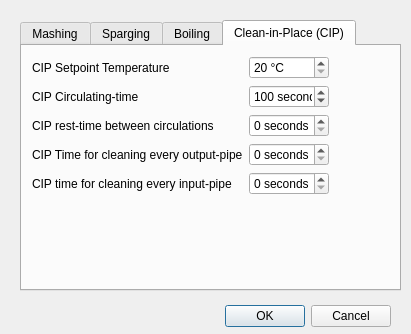
Emile666/Ebrew_Qt, file dialogbrewdaysettings.ui: the form before one commit.
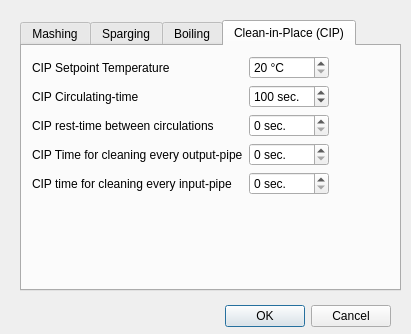
The form after the commit. The open tabs and pages were chosen to show the change.

What changed in the file:
```diff
--- a/dialogbrewdaysettings.ui
+++ b/dialogbrewdaysettings.ui
@@ -663,7 +663,7 @@
          </size>
         </property>
         <property name="suffix">
-         <string> seconds</string>
+         <string> sec.</string>
         </property>
         <property name="maximum">
          <number>999</number>
@@ -689,7 +689,7 @@
          </size>
         </property>
         <property name="suffix">
-         <string> seconds</string>
+         <string> sec.</string>
         </property>
         <property name="maximum">
          <number>999</number>
@@ -718,7 +718,7 @@
          </size>
         </property>
         <property name="suffix">
-         <string> seconds</string>
+         <string> sec.</string>
         </property>
         <property name="maximum">
          <number>999</number>
@@ -741,7 +741,7 @@
          </size>
         </property>
         <property name="suffix">
-         <string> seconds</string>
+         <string> sec.</string>
         </property>
        </widget>
       </item>
```
Left out of the diff: 49 changed lines with no effect on the pictures.
